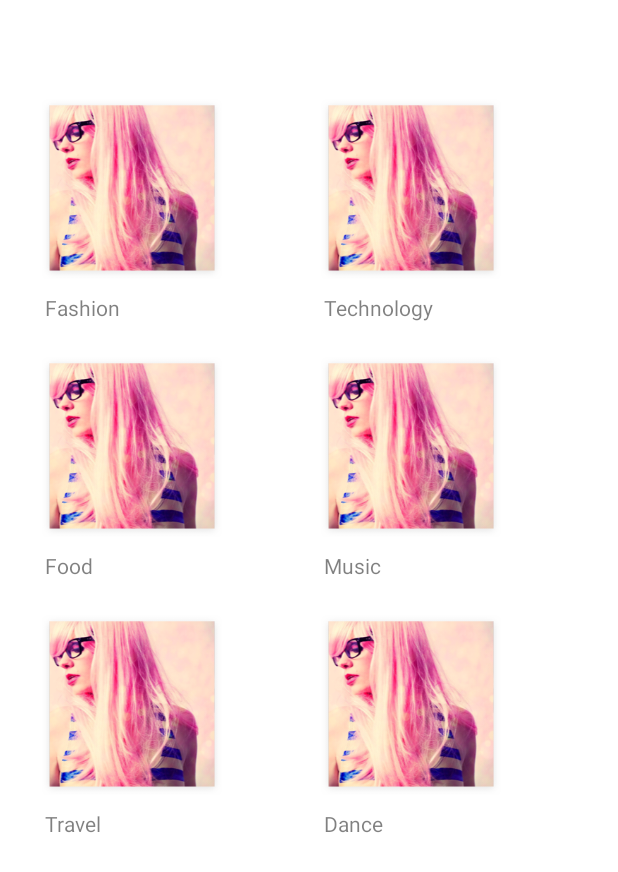
After one commit to metal32/Android, an Android app: the SelectInterest screen opened directly, with no data from a screen before it, on a phone screen of 412 x 824 dp. The commit adds this screen. Shown: the top 872 px of the screen. Run offline under Robolectric (Android 15) with nearby library versions, the phone set to English and light mode, and no system bars.

Commit message:
Slight addition

```diff
--- a/Tickle/app/src/main/AndroidManifest.xml
+++ b/Tickle/app/src/main/AndroidManifest.xml
@@ -19,8 +19,7 @@
         </activity>
         <activity android:name=".Forgot_password" />
         <activity android:name=".ResetPassword" />
-        <activity android:name=".Select_Interest"
-            android:theme="@style/AppTheme"></activity>
+        <activity android:name=".SelectInterest"></activity>
     </application>
 
 </manifest>
--- a/Tickle/app/src/main/java/com/ayush/tickle/MainActivity.java
+++ b/Tickle/app/src/main/java/com/ayush/tickle/MainActivity.java
@@ -27,8 +27,8 @@ public class MainActivity extends AppCompatActivity {
                         password.getText().toString().equals("abc123")){
                     Toast.makeText(getApplicationContext(),
                             "Redirecting...",Toast.LENGTH_SHORT).show();
-                    Intent interest= new Intent(MainActivity.this, Select_Interest.class);
-                    startActivity(interest);
+                    Intent select= new Intent(MainActivity.this,SelectInterest.class);
+                    startActivity(select);
                 } else{ Toast.makeText(getApplicationContext(), "Invalid username or password!"
                         ,Toast.LENGTH_SHORT).show();
                 }
--- /dev/null
+++ b/Tickle/app/src/main/java/com/ayush/tickle/SelectInterest.java
@@ -0,0 +1,63 @@
+package com.ayush.tickle;
+
+import android.support.v7.app.AppCompatActivity;
+import android.os.Bundle;
+import android.widget.ImageView;
+import android.content.Intent;
+import android.view.View;
+import android.view.View.OnClickListener;
+import android.widget.EditText;
+
+
+public class SelectInterest extends AppCompatActivity{
+
+    @Override
+    protected void onCreate(Bundle savedInstanceState) {
+        super.onCreate(savedInstanceState);
+        setContentView(R.layout.activity_select_interest);
+
+        final ImageView image1= (ImageView)findViewById(R.id.image1);
+        final ImageView image2= (ImageView)findViewById(R.id.image2);
+        final ImageView image3= (ImageView)findViewById(R.id.image3);
+        final ImageView image4= (ImageView)findViewById(R.id.image4);
+        final ImageView image5= (ImageView)findViewById(R.id.image5);
+        final ImageView image6= (ImageView)findViewById(R.id.image6);
+
+        image1.setOnClickListener(new View.OnClickListener(){
+            @Override
+            public void onClick(View v){
+                image1.setImageResource(R.drawable.check_button_2);
+            }
+        });
+        image2.setOnClickListener(new View.OnClickListener(){
+            @Override
+            public void onClick(View v){
+                image2.setImageResource(R.drawable.check_button_2);
+            }
+        });
+        image3.setOnClickListener(new View.OnClickListener(){
+            @Override
+            public void onClick(View v){
+                image3.setImageResource(R.drawable.check_button_2);
+            }
+        });
+        image4.setOnClickListener(new View.OnClickListener(){
+            @Override
+            public void onClick(View v){
+                image4.setImageResource(R.drawable.check_button_2);
+            }
+        });
+        image5.setOnClickListener(new View.OnClickListener(){
+            @Override
+            public void onClick(View v){
+                image5.setImageResource(R.drawable.check_button_2);
+            }
+        });
+        image6.setOnClickListener(new View.OnClickListener(){
+            @Override
+            public void onClick(View v){
+                image6.setImageResource(R.drawable.check_button_2);
+            }
+        });
+    }
+}
--- a/Tickle/app/src/main/res/layout/activity_main.xml
+++ b/Tickle/app/src/main/res/layout/activity_main.xml
@@ -22,7 +22,7 @@
         android:layout_height="33dp"
         android:textSize="24sp"
         android:layout_gravity="center"
-        android:layout_marginTop="54dp"
+        android:layout_marginTop="30dp"
         android:layout_marginLeft="129dp"
         android:layout_marginRight="129dp"
         android:text="@string/welcome"
@@ -79,7 +79,7 @@
             android:onClick = "login"
             android:text = "@string/login_button"
             android:layout_centerHorizontal="true"
-            android:layout_marginTop="28dp"
+            android:layout_marginTop="16dp"
             android:layout_marginBottom="10dp"
             android:background="@drawable/button"
             />
--- /dev/null
+++ b/Tickle/app/src/main/res/layout/activity_select_interest.xml
@@ -0,0 +1,156 @@
+<?xml version="1.0" encoding="utf-8"?>
+<LinearLayout xmlns:android="http://schemas.android.com/apk/res/android"
+    xmlns:app="http://schemas.android.com/apk/res-auto"
+    xmlns:tools="http://schemas.android.com/tools"
+    android:layout_width="match_parent"
+    android:layout_height="match_parent"
+    android:background="#FFF"
+    android:orientation="vertical"
+    tools:context="com.ayush.tickle.SelectInterest">
+
+    <LinearLayout
+        android:layout_width="match_parent"
+        android:layout_height="wrap_content"
+        android:orientation="horizontal">
+        <ImageView
+            android:id="@+id/image1"
+            android:layout_width="156dp"
+            android:layout_height="120dp"
+            android:layout_marginTop="66dp"
+            android:layout_marginLeft="10dp"
+            android:src="@drawable/card_background" />
+
+        <ImageView
+            android:id="@+id/image2"
+            android:layout_width="156dp"
+            android:layout_height="120dp"
+            android:layout_marginTop="66dp"
+            android:layout_marginLeft="30dp"
+            android:src="@drawable/card_background" />
+    </LinearLayout>
+    <LinearLayout
+        android:layout_width="match_parent"
+        android:layout_height="wrap_content"
+        android:orientation="horizontal">
+        <TextView
+            android:id="@+id/text_view1"
+            android:layout_width="156dp"
+            android:layout_height="36dp"
+            android:background="#FFF"
+            android:paddingBottom="8dp"
+            android:paddingLeft="20dp"
+            android:paddingTop="9dp"
+            android:text="Fashion"
+            android:textColor="#7f000000"
+            android:layout_marginLeft="10dp"
+            android:textSize="14sp" />
+        <TextView
+            android:id="@+id/text_view2"
+            android:layout_width="156dp"
+            android:layout_height="36dp"
+            android:paddingBottom="8dp"
+            android:paddingLeft="20dp"
+            android:paddingTop="9dp"
+            android:text="Technology"
+            android:layout_marginLeft="30dp"
+            android:textColor="#7f000000"
+            android:textSize="14sp" />
+
+    </LinearLayout>
+    <LinearLayout
+        android:layout_width="match_parent"
+        android:layout_height="wrap_content"
+        android:orientation="horizontal">
+        <ImageView
+            android:id="@+id/image3"
+            android:layout_width="156dp"
+            android:layout_height="120dp"
+            android:layout_marginTop="16dp"
+            android:layout_marginLeft="10dp"
+            android:src="@drawable/card_background" />
+
+        <ImageView
+            android:id="@+id/image4"
+            android:layout_width="156dp"
+            android:layout_height="120dp"
+            android:layout_marginTop="16dp"
+            android:layout_marginLeft="30dp"
+            android:src="@drawable/card_background" />
+    </LinearLayout>
+    <LinearLayout
+        android:layout_width="match_parent"
+        android:layout_height="wrap_content"
+        android:orientation="horizontal">
+        <TextView
+            android:id="@+id/text_view3"
+            android:layout_width="156dp"
+            android:layout_height="36dp"
+            android:background="#FFF"
+            android:paddingBottom="8dp"
+            android:paddingLeft="20dp"
+            android:paddingTop="9dp"
+            android:text="Food"
+            android:textColor="#7f000000"
+            android:layout_marginLeft="10dp"
+            android:textSize="14sp" />
+        <TextView
+            android:id="@+id/text_view4"
+            android:layout_width="156dp"
+            android:layout_height="36dp"
+            android:paddingBottom="8dp"
+            android:paddingLeft="20dp"
+            android:paddingTop="9dp"
+            android:text="Music"
+            android:textColor="#7f000000"
+            android:layout_marginLeft="30dp"
+            android:textSize="14sp" />
+    </LinearLayout>
+    <LinearLayout
+        android:layout_width="match_parent"
+        android:layout_height="wrap_content"
+        android:orientation="horizontal">
+        <ImageView
+            android:id="@+id/image5"
+            android:layout_width="156dp"
+            android:layout_height="120dp"
+            android:layout_marginTop="16dp"
+            android:layout_marginLeft="10dp"
+            android:src="@drawable/card_background" />
+
+        <ImageView
+            android:id="@+id/image6"
+            android:layout_width="156dp"
+            android:layout_height="120dp"
+            android:layout_marginTop="16dp"
+            android:layout_marginLeft="30dp"
+            android:src="@drawable/card_background" />
+    </LinearLayout>
+    <LinearLayout
+        android:layout_width="match_parent"
+        android:layout_height="wrap_content"
+        android:orientation="horizontal">
+        <TextView
+            android:id="@+id/text_view5"
+            android:layout_width="156dp"
+            android:layout_height="36dp"
+            android:background="#FFF"
+            android:paddingBottom="8dp"
+            android:paddingLeft="20dp"
+            android:paddingTop="9dp"
+            android:text="Travel"
+            android:textColor="#7f000000"
+            android:layout_marginLeft="10dp"
+            android:textSize="14sp" />
+        <TextView
+            android:id="@+id/text_view6"
+            android:layout_width="156dp"
+            android:layout_height="36dp"
+            android:paddingBottom="8dp"
+            android:paddingLeft="20dp"
+            android:paddingTop="9dp"
+            android:text="Dance"
+            android:layout_marginLeft="30dp"
+            android:textColor="#7f000000"
+            android:textSize="14sp" />
+    </LinearLayout>
+</LinearLayout>
```
Also changed, not shown: Tickle/app/src/main/res/drawable-hdpi/card_background.png (added), Tickle/app/src/main/res/drawable-hdpi/check_button_2.png (added), Tickle/app/src/main/res/drawable-mdpi/card_background.png (added), Tickle/app/src/main/res/drawable-mdpi/check_button_2.png (added), Tickle/app/src/main/res/drawable-xhdpi/card_background.png (added), Tickle/app/src/main/res/drawable-xhdpi/check_button_2.png (added), Tickle/app/src/main/res/drawable-xxhdpi/card_background.png (added), Tickle/app/src/main/res/drawable-xxhdpi/check_button_2.png (added), Tickle/app/src/main/res/drawable-xxxhdpi/card_background.png (added), Tickle/app/src/main/res/drawable-xxxhdpi/check_button_2.png (added), 1 other file.
